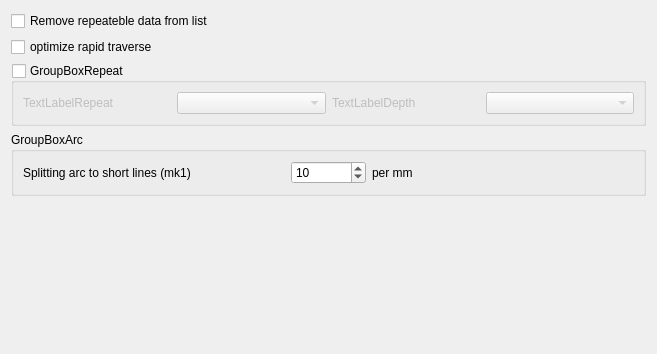
Old version of the form sources/forms/sParser.ui in the repository eduard-x/cnc-qt.
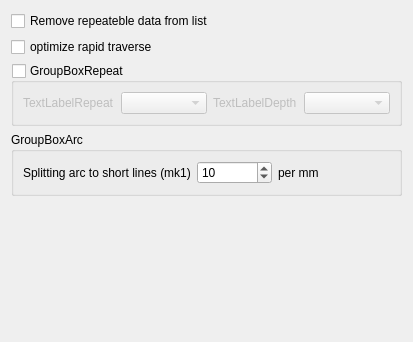
New version of the form.

```diff
--- a/sources/forms/sParser.ui
+++ b/sources/forms/sParser.ui
@@ -6,8 +6,8 @@
    <rect>
     <x>0</x>
     <y>0</y>
-    <width>657</width>
-    <height>354</height>
+    <width>413</width>
+    <height>342</height>
    </rect>
   </property>
   <property name="windowTitle">
@@ -19,6 +19,12 @@
      <property name="enabled">
       <bool>true</bool>
      </property>
+     <property name="sizePolicy">
+      <sizepolicy hsizetype="MinimumExpanding" vsizetype="Fixed">
+       <horstretch>0</horstretch>
+       <verstretch>0</verstretch>
+      </sizepolicy>
+     </property>
      <property name="accessibleDescription">
       <string notr="true"/>
      </property>
@@ -121,6 +127,12 @@
      <property name="enabled">
       <bool>true</bool>
      </property>
+     <property name="sizePolicy">
+      <sizepolicy hsizetype="MinimumExpanding" vsizetype="Fixed">
+       <horstretch>0</horstretch>
+       <verstretch>0</verstretch>
+      </sizepolicy>
+     </property>
      <property name="accessibleDescription">
       <string notr="true"/>
      </property>
```
